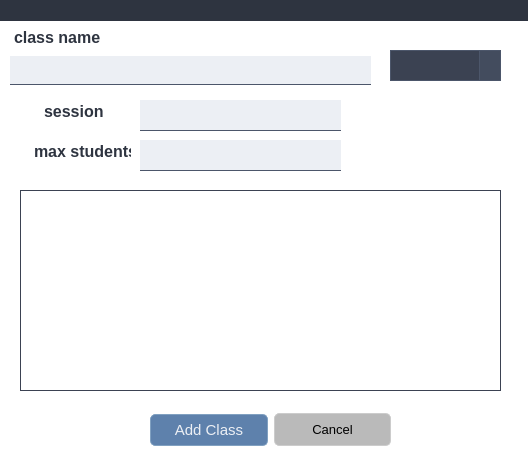
First picture: the form in School_System/ui/AddClassDialog.ui, repository KasperJack/School-Management-System, before the edit.
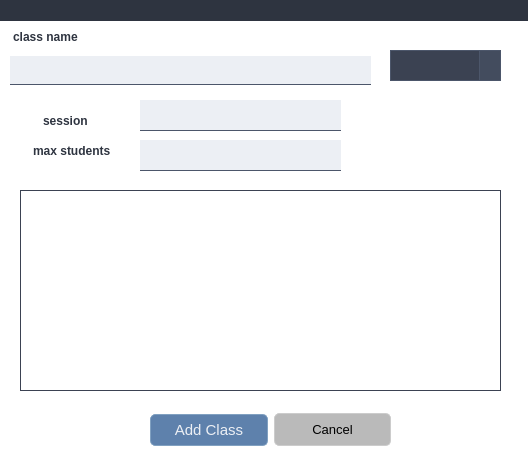
Second picture: the form after the edit. Icons and pictures are not drawn.

The edit to the form file:
```diff
--- a/School_System/ui/AddClassDialog.ui
+++ b/School_System/ui/AddClassDialog.ui
@@ -39,7 +39,6 @@
       <property name="font">
        <font>
         <family>Segoe UI</family>
-        <pointsize>-1</pointsize>
         <bold>true</bold>
        </font>
       </property>
@@ -47,7 +46,6 @@
        <string notr="true">/* Label Style */
 QLabel {
     color: #2e3440; /* Light text color */
-    font-size: 16px; /* Smaller font size for the label */
     font-weight: bold; /* Bold text to emphasize the label */
     margin-top: 4px; /* Space between the label and the input field */
 }
@@ -315,7 +313,6 @@
     <string notr="true">/* Label Style */
 QLabel {
     color: #2e3440; /* Light text color */
-    font-size: 16px; /* Smaller font size for the label */
     font-weight: bold; /* Bold text to emphasize the label */
     margin-top: 4px; /* Space between the label and the input field */
 }
@@ -334,7 +331,7 @@
    <property name="geometry">
     <rect>
      <x>40</x>
-     <y>100</y>
+     <y>110</y>
      <width>66</width>
      <height>18</height>
     </rect>
@@ -343,7 +340,6 @@
     <string notr="true">/* Label Style */
 QLabel {
     color: #2e3440; /* Light text color */
-    font-size: 16px; /* Smaller font size for the label */
     font-weight: bold; /* Bold text to emphasize the label */
     margin-top: 4px; /* Space between the label and the input field */
 }
```
Left out of the diff: 2 changed lines with no effect on the pictures.
